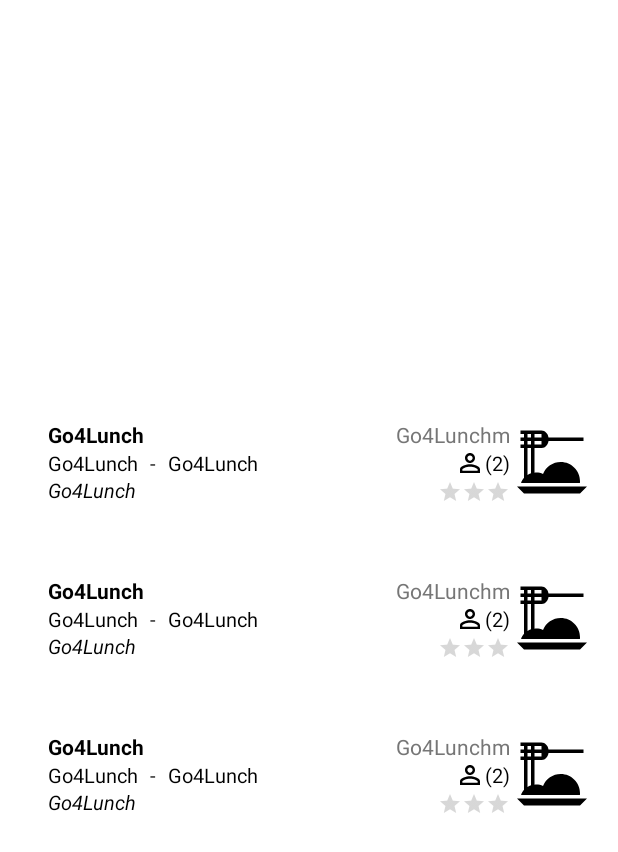
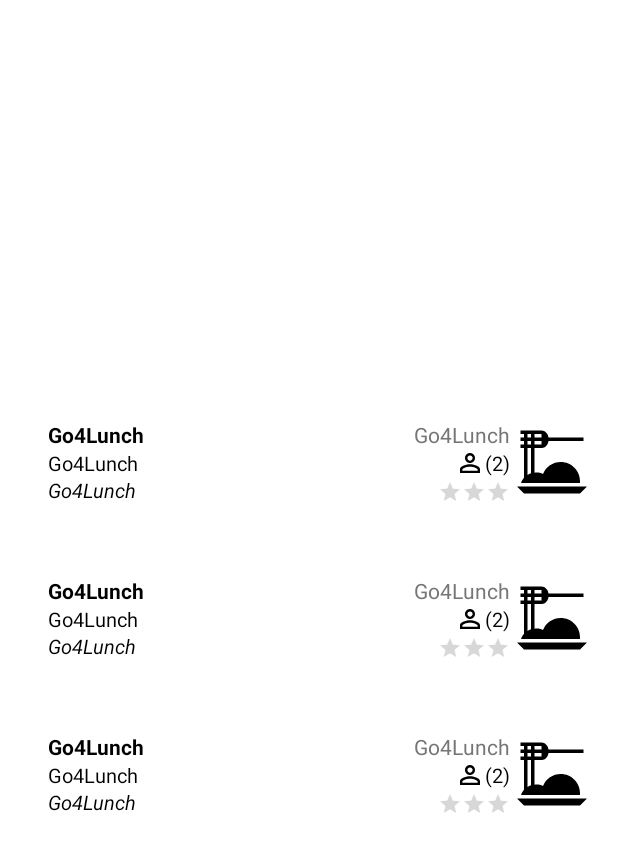
Before and after one commit to AnneLinger/Go4Lunch, an Android app: the layout fragment_list_view.xml on its own in the app's theme, with its tools: preview values and no code run, on a phone screen of 412 x 824 dp. Shown: the top 852 px of the screen. Run offline under Robolectric (Android 15) with nearby library versions, the phone set to English and light mode, and no system bars.

Commit message:
Display nearbySearch places in the list view

```diff
--- a/app/src/main/java/ui/fragments/ListViewFragment.java
+++ b/app/src/main/java/ui/fragments/ListViewFragment.java
@@ -79,7 +79,7 @@ public class ListViewFragment extends Fragment {
         mRecyclerView = mBinding.rvListView;
         LinearLayoutManager layoutManager = new LinearLayoutManager(requireActivity());
         mRecyclerView.setLayoutManager(layoutManager);
-        mRecyclerView.addItemDecoration(new DividerItemDecoration(mRecyclerView.getContext(), DividerItemDecoration.HORIZONTAL));
+        mRecyclerView.addItemDecoration(new DividerItemDecoration(mRecyclerView.getContext(), DividerItemDecoration.VERTICAL));
         mRecyclerView.setAdapter(new PlaceListAdapter(mPlaceList, mLocation, mBookingList));
     }
 
--- a/app/src/main/res/layout/item_list_view.xml
+++ b/app/src/main/res/layout/item_list_view.xml
@@ -27,11 +27,11 @@
         android:layout_marginStart="16dp"
         android:textSize="14sp"
         android:textColor="@color/dark_grey"
-        app:layout_constraintEnd_toStartOf="@id/tv_place_range_meter"
+        app:layout_constraintEnd_toStartOf="@id/im_place"
         app:layout_constraintTop_toTopOf="@id/im_place"
         tools:text="@string/app_name" />
 
-    <TextView
+    <!--<TextView
         android:id="@+id/tv_place_range_meter"
         android:layout_width="wrap_content"
         android:layout_height="wrap_content"
@@ -40,41 +40,18 @@
         android:text="@string/meter"
         android:textColor="@color/dark_grey"
         app:layout_constraintEnd_toStartOf="@id/im_place"
-        app:layout_constraintTop_toTopOf="@id/im_place" />
-
-    <TextView
-        android:id="@+id/tv_place_style"
-        android:layout_width="wrap_content"
-        android:layout_height="wrap_content"
-        android:layout_marginStart="16dp"
-        android:textSize="13sp"
-        android:textColor="@color/black"
-        app:layout_constraintStart_toStartOf="parent"
-        app:layout_constraintTop_toBottomOf="@id/tv_place_name"
-        app:layout_constraintBottom_toTopOf="@id/tv_place_open"
-        tools:text="@string/app_name" />
-
-    <TextView
-        android:id="@+id/tv_hyphen"
-        android:layout_width="wrap_content"
-        android:layout_height="wrap_content"
-        android:layout_marginLeft="8dp"
-        android:textSize="13sp"
-        android:textColor="@color/black"
-        android:text="@string/hyphen"
-        app:layout_constraintStart_toEndOf="@id/tv_place_style"
-        app:layout_constraintTop_toBottomOf="@id/tv_place_name"
-        app:layout_constraintBottom_toTopOf="@id/tv_place_open"
-        tools:text="@string/hyphen" />
+        app:layout_constraintTop_toTopOf="@id/im_place" />-->
 
     <TextView
         android:id="@+id/tv_place_address"
         android:layout_width="wrap_content"
         android:layout_height="wrap_content"
+        android:layout_marginStart="16dp"
         android:textSize="13sp"
-        android:layout_marginLeft="8dp"
+        android:maxWidth="200dp"
         android:textColor="@color/black"
-        app:layout_constraintStart_toEndOf="@id/tv_hyphen"
+        android:maxLines="1"
+        app:layout_constraintStart_toStartOf="parent"
         app:layout_constraintTop_toBottomOf="@id/tv_place_name"
         app:layout_constraintBottom_toTopOf="@id/tv_place_open"
         tools:text="@string/app_name" />
```
Also changed, not shown: app/src/main/java/ui/adapter/PlaceListAdapter.java (+23 -17 lines).
